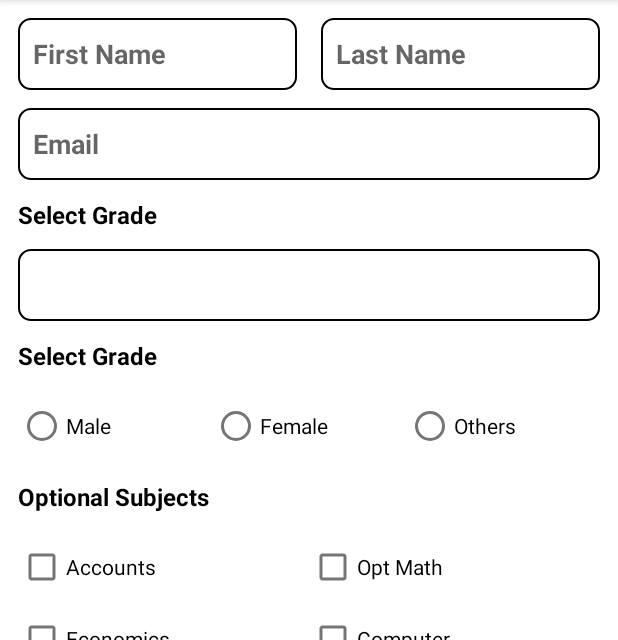
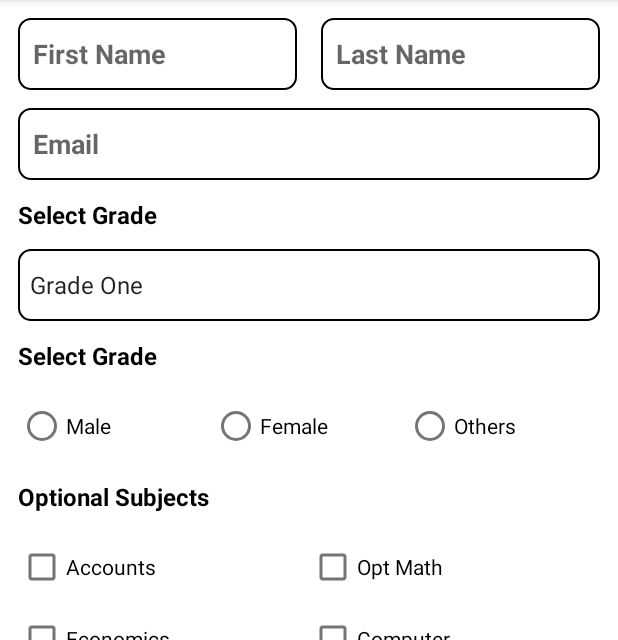
Before and after one commit to sunpra1/BCA-2026, an Android app: the InputFieldActivity screen opened directly, with no data from a screen before it, on a phone screen of 412 x 824 dp, the part 84-724 px from its top. Run offline under Robolectric (Android 15) with nearby library versions, the phone set to English and light mode, and no system bars.

Commit message:
Oct-29, 2025

```diff
--- a/app/src/main/java/com/sunpra/bca_2026/InputFieldActivity.java
+++ b/app/src/main/java/com/sunpra/bca_2026/InputFieldActivity.java
@@ -4,14 +4,31 @@ import android.os.Bundle;
 import android.util.Log;
 import android.view.View;
 import android.widget.Button;
+import android.widget.CheckBox;
+import android.widget.EditText;
+import android.widget.RadioGroup;
+import android.widget.Spinner;
+import android.widget.Switch;
 
 import androidx.activity.EdgeToEdge;
 import androidx.appcompat.app.AppCompatActivity;
+import androidx.appcompat.widget.SwitchCompat;
 import androidx.core.graphics.Insets;
 import androidx.core.view.ViewCompat;
 import androidx.core.view.WindowInsetsCompat;
 
 public class InputFieldActivity extends AppCompatActivity {
+
+    EditText firstNameEt;
+    EditText lastNameEt;
+    EditText emailEt;
+    Spinner gradeSpinner;
+    RadioGroup genderGroup;
+    CheckBox accountCb;
+    CheckBox optMathCb;
+    CheckBox economicsCb;
+    CheckBox computerCb;
+    SwitchCompat isDifferentlyAbledSwitch;
 
     Button submitBtn;
 
@@ -29,13 +46,26 @@ public class InputFieldActivity extends AppCompatActivity {
         });
         //endregion
 
+        firstNameEt = findViewById(R.id.firstNameEt);
+        lastNameEt = findViewById(R.id.lastNameEt);
+        emailEt = findViewById(R.id.emailEt);
+        gradeSpinner = findViewById(R.id.gradeSpinner);
+        genderGroup = findViewById(R.id.genderGroup);
+        accountCb = findViewById(R.id.accountCb);
+        optMathCb = findViewById(R.id.optMathCb);
+        economicsCb = findViewById(R.id.economicsCb);
+        computerCb = findViewById(R.id.computerCb);
         submitBtn = findViewById(R.id.submitBtn);
+        isDifferentlyAbledSwitch = findViewById(R.id.isDifferentlyAbledSwitch);
 
         submitBtn.setOnClickListener(
                 (View view) -> {
+
                     Log.d("BTN CLICK", "Submit Btn Clicked");
                 }
         );
+
+
     }
 
 
--- a/app/src/main/res/layout/activity_input_field.xml
+++ b/app/src/main/res/layout/activity_input_field.xml
@@ -18,6 +18,7 @@
         app:layout_constraintTop_toTopOf="parent">
 
         <EditText
+            android:id="@+id/firstNameEt"
             android:layout_width="0dp"
             android:layout_height="wrap_content"
             android:layout_marginEnd="8dp"
@@ -31,6 +32,7 @@
 
 
         <EditText
+            android:id="@+id/lastNameEt"
             android:layout_width="0dp"
             android:layout_height="wrap_content"
             android:layout_marginStart="8dp"
@@ -85,7 +87,7 @@
         app:layout_constraintLeft_toLeftOf="parent"
         app:layout_constraintRight_toRightOf="parent"
         app:layout_constraintTop_toBottomOf="@id/labelGrade"
-        />
+        android:entries="@array/grade_items"/>
 
     <TextView
         android:id="@+id/labelGender"
```
